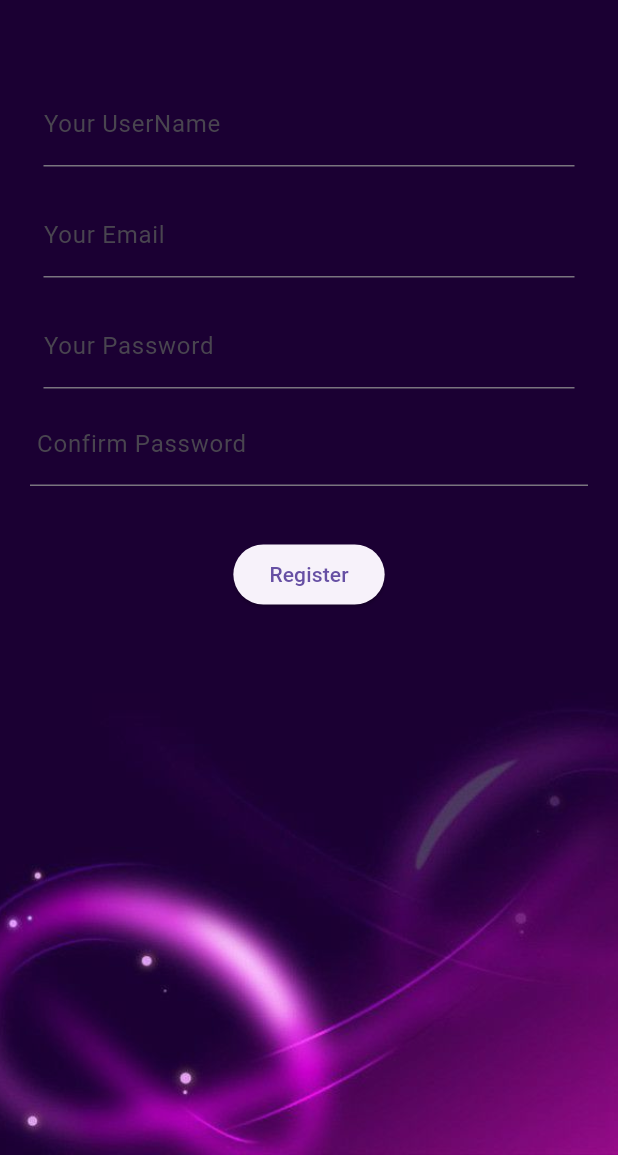
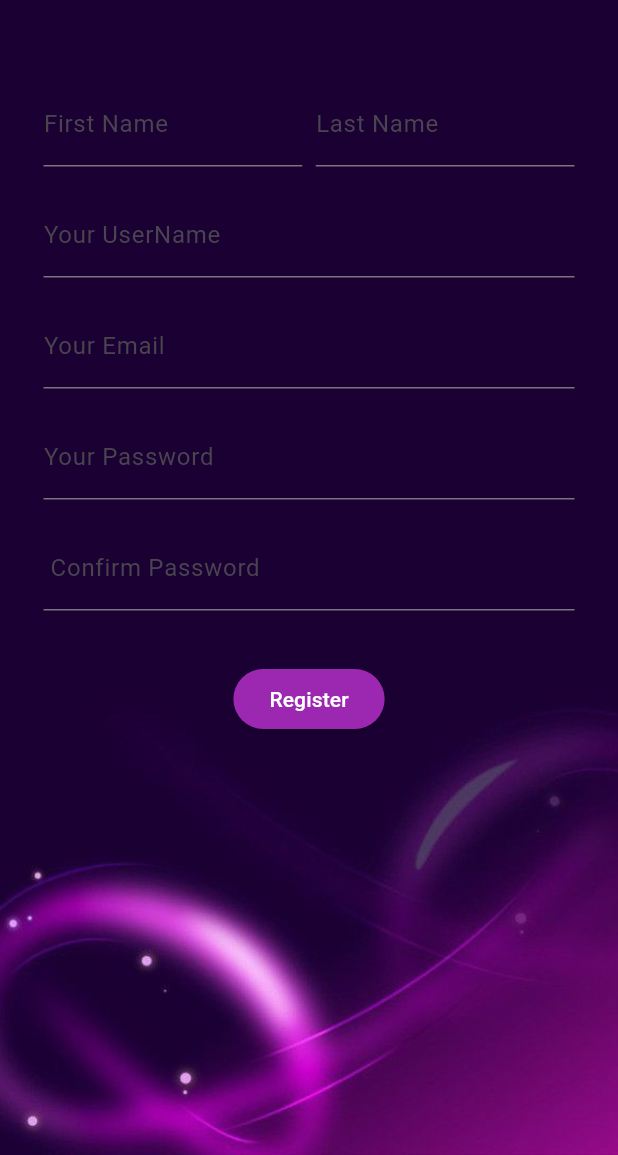
Before and after one commit to Quratulain112/music_recommendation_system_flutter_app, a Flutter app: the RegisterScreen screen opened by its route, on a phone screen of 412 x 824 dp, the part 81-1236 px from its top. Run offline on Flutter 3.47's test engine with Material 3 defaults, Android fonts, the phone set to English and light mode, and no system bars; our stand-ins replace bottom_navy_bar, lottie, shared_preferences; accounts and stored records are empty; network calls fail.

Commit message:
Implemented login and register complete

```diff
--- a/lib/screens/login_screen.dart
+++ b/lib/screens/login_screen.dart
@@ -1,4 +1,5 @@
 import 'package:flutter/material.dart';
+import 'package:music_app/screens/register_sceen.dart';
 import 'package:music_app/utils/api_service.dart';
 
 class LoginScreen extends StatefulWidget {
@@ -30,6 +31,10 @@ class _LoginScreenState extends State<LoginScreen> {
 
   @override
   Widget build(BuildContext context) {
+    final UserDetails? userobject =
+        ModalRoute.of(context)!.settings.arguments as UserDetails?;
+    _usernameController.text = (userobject == null) ? "" : userobject.username;
+    _passwordController.text = (userobject == null) ? "" : userobject.password;
     return Scaffold(
       extendBodyBehindAppBar: true,
       appBar: AppBar(
--- a/lib/screens/register_sceen.dart
+++ b/lib/screens/register_sceen.dart
@@ -1,5 +1,11 @@
 import 'package:flutter/material.dart';
 import 'package:music_app/utils/api_service.dart';
+
+class UserDetails {
+  String username = "";
+  String password = "";
+  UserDetails({required this.username, required this.password});
+}
 
 class RegisterScreen extends StatefulWidget {
   const RegisterScreen({super.key});
@@ -9,15 +15,26 @@ class RegisterScreen extends StatefulWidget {
 }
 
 class _RegisterScreenState extends State<RegisterScreen> {
+  final _firstnameController = TextEditingController();
+  final _lastnameController = TextEditingController();
   final _usernameController = TextEditingController();
   final _password1Controller = TextEditingController();
   final _password2Controller = TextEditingController();
   final _emailController = TextEditingController();
   void _register() async {
-    bool success = await ApiService.register(_usernameController.text,
-        _password1Controller.text, _password2Controller.text);
+    bool success = await ApiService.register(
+      _usernameController.text,
+      _password1Controller.text,
+      _password2Controller.text,
+      _emailController.text,
+      _firstnameController.text,
+      _lastnameController.text,
+    );
     if (success) {
-      Navigator.pop(context);
+      UserDetails object = UserDetails(
+          username: _usernameController.text,
+          password: _password1Controller.text);
+      Navigator.pushReplacementNamed(context, "/lg", arguments: object);
     } else {
       ScaffoldMessenger.of(context).showSnackBar(
         SnackBar(
@@ -72,6 +89,36 @@ class _RegisterScreenState extends State<RegisterScreen> {
                 children: [
                   Padding(
                     padding: EdgeInsets.all(9),
+                    child: Row(
+                      children: [
+                        Expanded(
+                          child: Padding(
+                            padding: EdgeInsets.only(right: 4.5),
+                            child: TextFormField(
+                              style: TextStyle(color: Colors.white),
+                              decoration: InputDecoration(
+                                labelText: "First Name",
+                              ),
+                              controller: _firstnameController,
+                            ),
+                          ),
+                        ),
+                        Expanded(
+                            child: Padding(
+                          padding: EdgeInsets.only(left: 4.5),
+                          child: TextFormField(
+                            style: TextStyle(color: Colors.white),
+                            decoration: InputDecoration(
+                              labelText: "Last Name",
+                            ),
+                            controller: _lastnameController,
+                          ),
+                        )),
+                      ],
+                    ),
+                  ),
+                  Padding(
+                    padding: EdgeInsets.all(9),
                     child: TextFormField(
                       controller: _usernameController,
                       style: TextStyle(color: Colors.white),
@@ -102,9 +149,11 @@ class _RegisterScreenState extends State<RegisterScreen> {
                     ),
                   ),
                   Padding(
-                    padding: EdgeInsets.only(bottom: 35),
+                    padding:
+                        EdgeInsets.only(bottom: 35, top: 9, right: 9, left: 9),
                     child: TextFormField(
                       controller: _password2Controller,
+                      style: TextStyle(color: Colors.white),
                       obscureText: true,
                       decoration: InputDecoration(
                         labelText: " Confirm Password",
@@ -112,10 +161,15 @@ class _RegisterScreenState extends State<RegisterScreen> {
                     ),
                   ),
                   ElevatedButton(
+                      style: ElevatedButton.styleFrom(
+                          backgroundColor: Colors.purple),
                       onPressed: () {
                         _register();
                       },
-                      child: Text("Register"))
+                      child: Text(
+                        "Register",
+                        style: TextStyle(color: Colors.white),
+                      ))
                 ],
               )),
         ));
```
